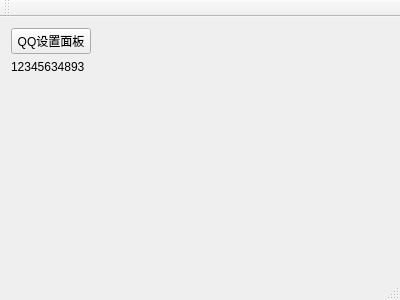
First picture: the form in mainwindow.ui, repository h-xc/untitled, before the edit.
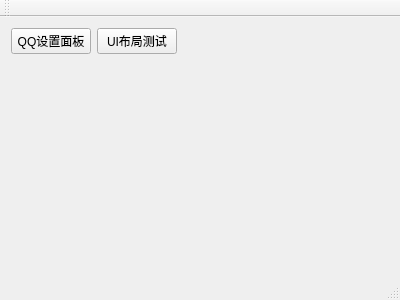
Second picture: the form after the edit.

Commit message: 1、添加布局测试功能

```diff
--- a/mainwindow.ui
+++ b/mainwindow.ui
@@ -22,10 +22,16 @@
       </property>
      </widget>
     </item>
-    <item row="1" column="0">
-     <widget class="QLabel" name="label">
+    <item row="0" column="1">
+     <widget class="QPushButton" name="LayoutTest">
+      <property name="sizePolicy">
+       <sizepolicy hsizetype="Fixed" vsizetype="Fixed">
+        <horstretch>0</horstretch>
+        <verstretch>0</verstretch>
+       </sizepolicy>
+      </property>
       <property name="text">
-       <string>12345634893</string>
+       <string>UI布局测试</string>
       </property>
      </widget>
     </item>
```
Left out of the diff: 2 changed lines with no effect on the pictures. The commit also changes 6 other files.
